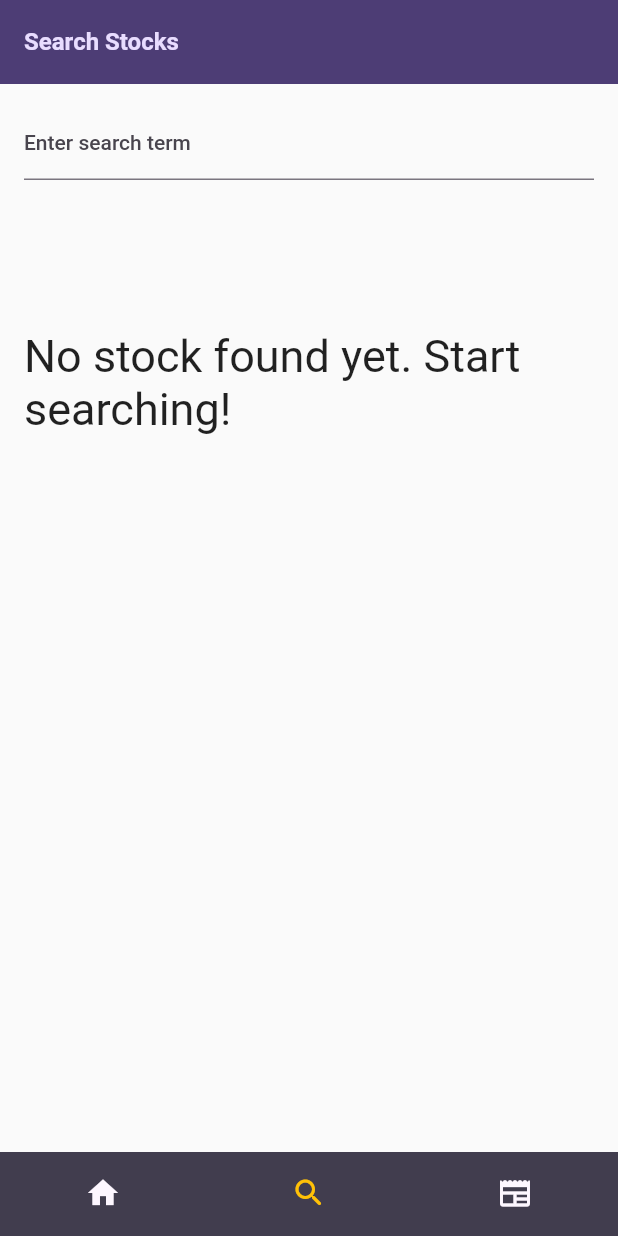
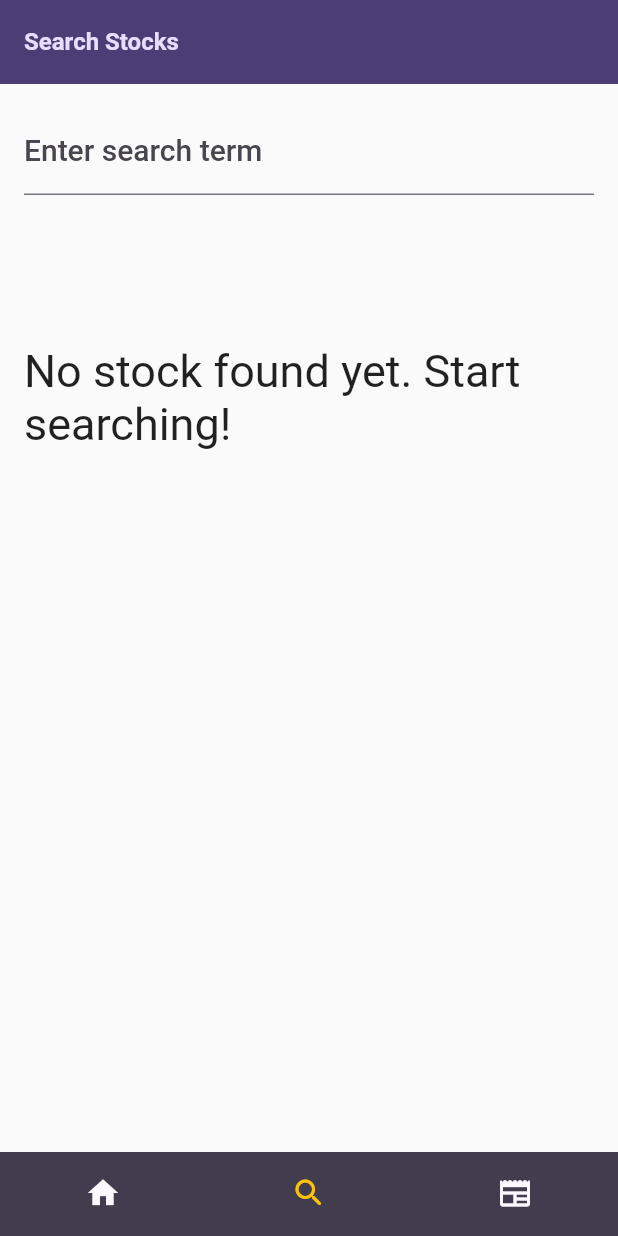
Before and after one commit to SimeonRink/CSC322-final, a Flutter app: the screen it shows once a user with an empty profile is signed in, item 2 of the bottom bar chosen, on a phone screen of 412 x 824 dp. Run offline on Flutter 3.47's test engine with Material 2 defaults, Android fonts, the light colour scheme and no system bars; our stand-ins replace cloud_firestore, firebase_auth, firebase_core, firebase_storage, shared_preferences; accounts and stored records are empty.

Commit message:
loading added and font sizes changed

```diff
--- a/lib/search_screen.dart
+++ b/lib/search_screen.dart
@@ -17,6 +17,7 @@ class _SearchScreenState extends State<SearchScreen> {
   String stockName = '';
   final _user = FirebaseAuth.instance.currentUser;
   bool following = false;
+  bool isLoading = false;
 
   void _followStock() async {
     CollectionReference stockDataCollection =
@@ -73,6 +74,7 @@ class _SearchScreenState extends State<SearchScreen> {
         following = stockNames.contains(stockName);
 
         setState(() {
+          isLoading = false;
           content = _buildStockCard(result, stockNames.contains(stockName));
         });
       } else {
@@ -197,26 +199,46 @@ class _SearchScreenState extends State<SearchScreen> {
       );
     }
 
+    if (isLoading) {
+      content = Padding(
+        padding: EdgeInsetsDirectional.only(top: 100),
+        child: const Center(
+          child: CircularProgressIndicator(),
+        ),
+      );
+    }
+
     return Scaffold(
       appBar: AppBar(
         title: const Text('Search Stocks'),
       ),
-      body: Padding(
+      body: SingleChildScrollView(
+        child: Padding(
           padding: const EdgeInsets.all(16.0),
           child: Column(
             children: [
               TextField(
                 decoration: InputDecoration(
                   labelText: 'Enter search term',
+                  labelStyle: TextStyle(
+                    fontSize: 20,
+                  ),
+                ),
+                style: TextStyle(
+                  fontSize: 20,
                 ),
                 onSubmitted: (String searchStock) {
                   stockName = searchStock.toUpperCase();
+                  setState(() {
+                    isLoading = true;
+                  });
                   _loadStock(stockName);
                 },
               ),
               content,
-            (stockName != '') ? _followButton() : Container(),
+              (stockName != '' && !isLoading) ? _followButton() : Container(),
             ],
+          ),
         ),
       ),
     );
```
Lines whose indentation alone changed are shown as unchanged.
